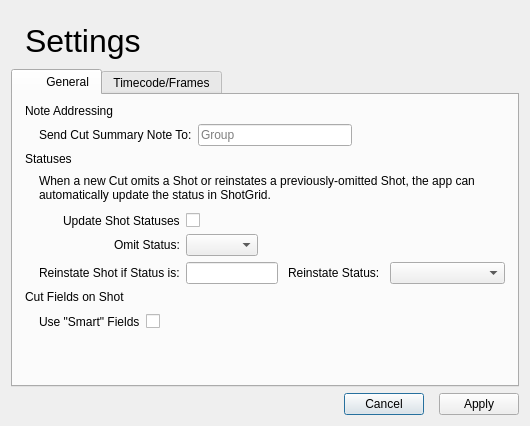
This is resources/settings_dialog.ui in shotgunsoftware/tk-multi-importcut as Qt 5 draws it before an edit. The edited form follows.
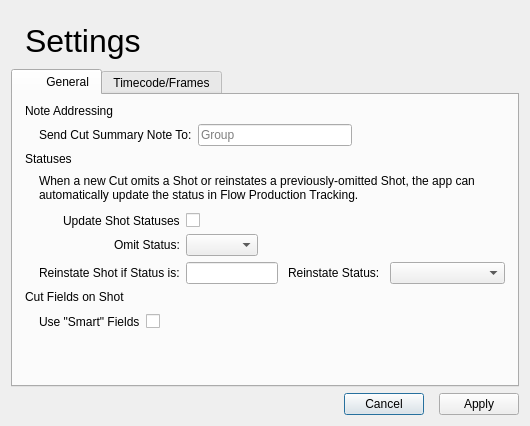
This is the edited form.

The edit to the form file:
```diff
--- a/resources/settings_dialog.ui
+++ b/resources/settings_dialog.ui
@@ -189,7 +189,7 @@
          <item>
           <widget class="QLabel" name="description_1_label">
            <property name="text">
-            <string>When a new Cut omits a Shot or reinstates a previously-omitted Shot, the app can automatically update the status in ShotGrid.</string>
+            <string>When a new Cut omits a Shot or reinstates a previously-omitted Shot, the app can automatically update the status in Flow Production Tracking.</string>
            </property>
            <property name="wordWrap">
             <bool>true</bool>
```
Left out of the diff: 2 changed lines with no effect on the pictures.
